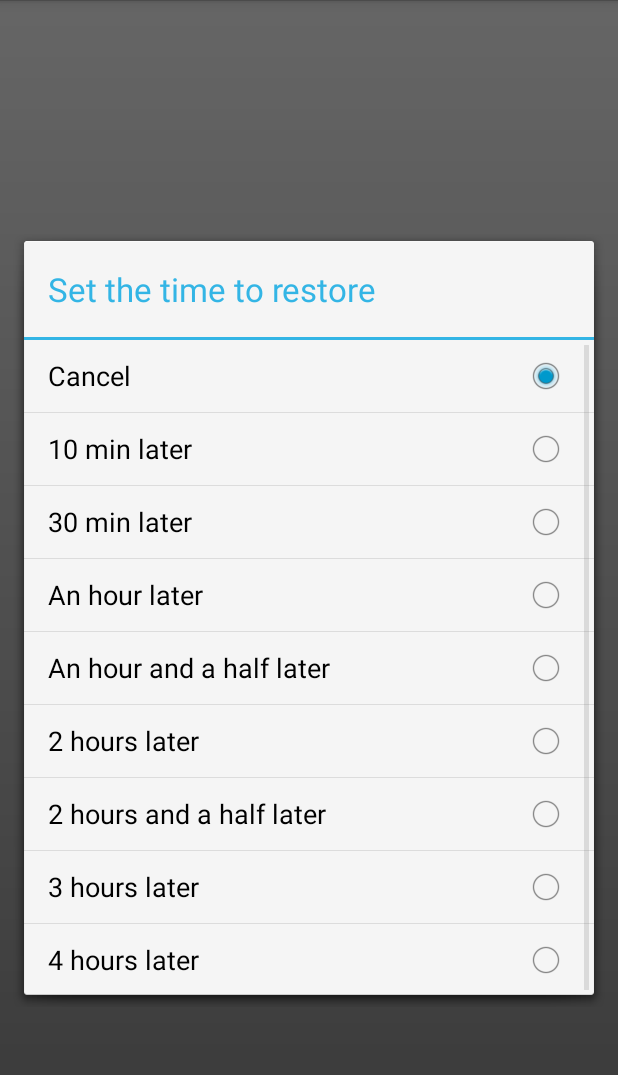
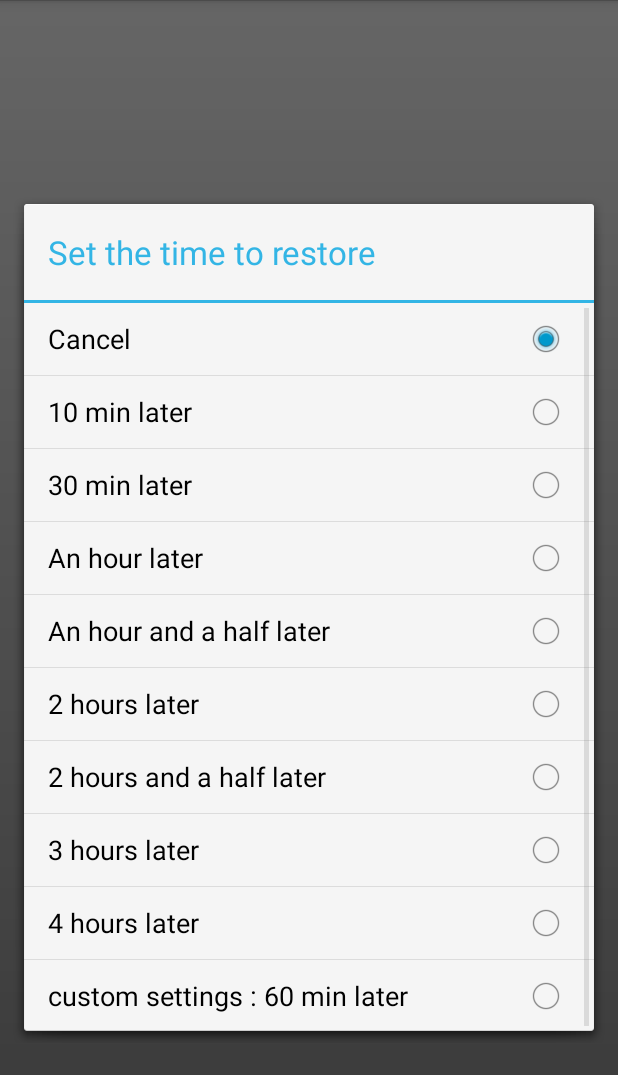
Before and after one commit to hhosaka/MannerTimer, an Android app: the screen it shows after launch (MainActivity), after a tap on "Silent", on a phone screen of 412 x 824 dp. Shown: the top 1075 px of the screen. Run offline under Robolectric (Android 15) with nearby library versions, the phone set to English and light mode, and no system bars; 2 statements that could not run were skipped.

Commit message:
custom time release 1.0.5

```diff
--- a/app/src/main/java/com/nag/mannertimer/MainActivity.java
+++ b/app/src/main/java/com/nag/mannertimer/MainActivity.java
@@ -1,11 +1,13 @@
 package com.nag.mannertimer;
 
 import android.app.Activity;
+import android.app.AlertDialog;
 import android.app.Notification;
 import android.app.NotificationManager;
 import android.app.PendingIntent;
 import android.content.BroadcastReceiver;
 import android.content.Context;
+import android.content.DialogInterface;
 import android.content.Intent;
 import android.content.IntentFilter;
 import android.media.AudioManager;
@@ -21,6 +23,7 @@ import android.view.Window;
 import android.widget.Button;
 import android.widget.CheckBox;
 import android.widget.CompoundButton;
+import android.widget.EditText;
 import android.widget.RadioGroup;
 
 import com.nag.android.util.PreferenceHelper;
@@ -140,6 +143,9 @@ public class MainActivity extends Activity {
 			WebViewActivity.showByURL(this, getString(R.string.url_help));
 //			WebViewActivity.showByURL(this, "https://sites.google.com/site/bsmatchmakerhelpjp/");
 			break;
+		case R.id.action_custom_time:
+			TimerSelector.setCustomTime(this);
+			break;
 		default:
 			assert( false );
 			break;
--- a/app/src/main/res/menu/main.xml
+++ b/app/src/main/res/menu/main.xml
@@ -1,5 +1,6 @@
 <menu xmlns:android="http://schemas.android.com/apk/res/android" >
 
+    <item android:id="@+id/action_custom_time" android:title="@string/action_custom_time"></item>
     <item android:id="@+id/action_help" android:title="@string/action_help"></item>
 
 </menu>
--- a/app/src/main/res/values/strings.xml
+++ b/app/src/main/res/values/strings.xml
@@ -4,6 +4,7 @@
     <string name="app_name">Manner Timer</string>
     <string name="title_activity_webview">Help</string>
     <string name="action_help">Help</string>
+    <string name="action_custom_time">Custom Time</string>
     <string name="label_smart_timer_deactivating">"Tap to Manner"</string>
     <string name="label_smart_timer_in_manner_vibration">"Vibration"</string>
     <string name="label_smart_timer_in_manner_silent">"Silent"</string>
@@ -20,6 +21,9 @@
     <string name="label_smart_timer_option150">"2 hours and a half later"</string>
     <string name="label_smart_timer_option180">"3 hours later"</string>
     <string name="label_smart_timer_option240">"4 hours later"</string>
+    <string name="label_smart_timer_custom_prefix">"custom settings : "</string>
+    <string name="action_custom_time_explanation">input custom time in minutes</string>
+    <string name="label_smart_timer_custom_postfix">" min later"</string>
     <string name="label_smart_timer_prefix">"restore at "</string>
     <string name="label_smart_timer_postfix">""</string>
     <string name="label_manner_mode">Manner Mode Style</string>
```
Also changed, not shown: app/src/main/java/com/nag/mannertimer/TimerSelector.java (+47 -8 lines), 1 other file.
